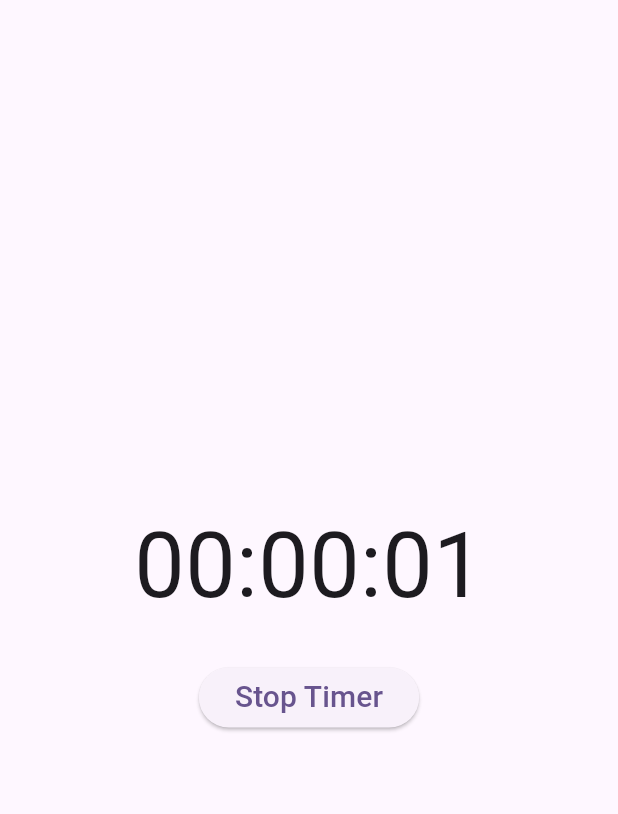
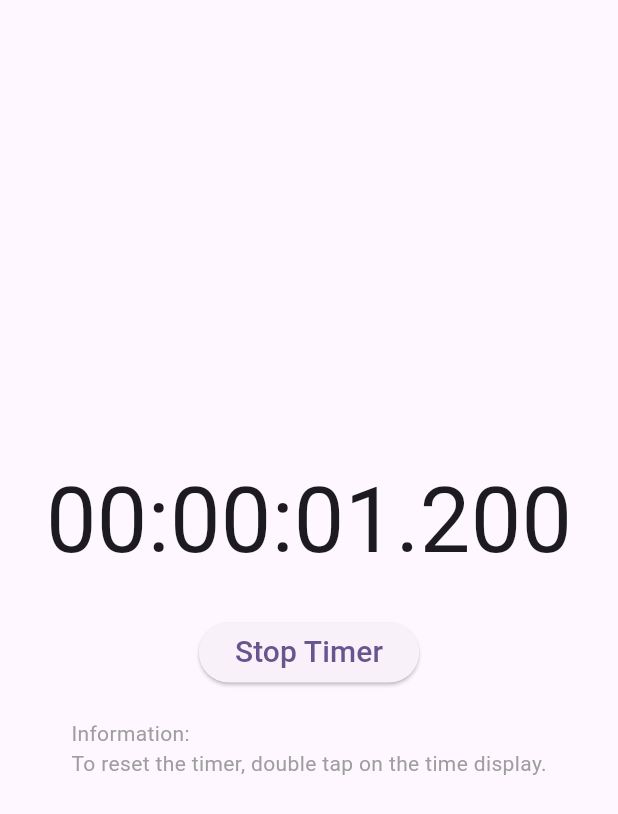
Before and after one commit to supanadit/fomoless, a Flutter app: the screen it shows after launch, after a tap on "Start Timer", on a phone screen of 412 x 824 dp. Shown: the top 814 px of the screen. Run offline on Flutter 3.47's test engine with Material 3 defaults, Android fonts, the phone set to English and light mode, and no system bars.

Commit message:
feat: add millisecond timer

```diff
--- a/lib/features/timer/presentation/page/timer_page.dart
+++ b/lib/features/timer/presentation/page/timer_page.dart
@@ -15,6 +15,7 @@ class _TimerPageState extends State<TimerPage> {
   int hours = 0;
   int minutes = 0;
   int seconds = 0;
+  int milliseconds = 0;
 
   bool isRunning = false;
   Timer? _timer;
@@ -29,9 +30,13 @@ class _TimerPageState extends State<TimerPage> {
       setState(() {
         isRunning = true;
       });
-      _timer = Timer.periodic(const Duration(seconds: 1), (timer) {
+      _timer = Timer.periodic(const Duration(milliseconds: 10), (timer) {
         setState(() {
+          milliseconds += 10;
+          if (milliseconds >= 1000) {
+            milliseconds = 0;
             seconds++;
+          }
           if (seconds >= 60) {
             seconds = 0;
             minutes++;
@@ -43,6 +48,17 @@ class _TimerPageState extends State<TimerPage> {
         });
       });
     }
+  }
+
+  void resetTimer() {
+    _timer?.cancel();
+    setState(() {
+      hours = 0;
+      minutes = 0;
+      seconds = 0;
+      milliseconds = 0;
+      isRunning = false;
+    });
   }
 
   @override
@@ -60,7 +76,9 @@ class _TimerPageState extends State<TimerPage> {
         child: Column(
           mainAxisAlignment: MainAxisAlignment.center,
           children: [
-            Row(
+            GestureDetector(
+              onDoubleTap: resetTimer,
+              child: Row(
                 mainAxisAlignment: MainAxisAlignment.center,
                 crossAxisAlignment: CrossAxisAlignment.center,
                 children: [
@@ -78,7 +96,13 @@ class _TimerPageState extends State<TimerPage> {
                     twoDigits(seconds),
                     style: const TextStyle(fontSize: fontSizeTime),
                   ),
+                  const Text(".", style: TextStyle(fontSize: fontSizeTime)),
+                  Text(
+                    milliseconds.toString().padLeft(3, '0'),
+                    style: const TextStyle(fontSize: fontSizeTime),
+                  ),
                 ],
+              ),
             ),
             const SizedBox(height: 20),
             ElevatedButton(
@@ -88,6 +112,19 @@ class _TimerPageState extends State<TimerPage> {
                 style: const TextStyle(fontSize: 20.0),
               ),
             ),
+            const SizedBox(height: 20),
+            Column(
+              mainAxisAlignment: MainAxisAlignment.start,
+              crossAxisAlignment: CrossAxisAlignment.start,
+              children: [
+                // Light gray text for information
+                Text("Information:", style: TextStyle(color: Colors.grey)),
+                Text(
+                  "To reset the timer, double tap on the time display.",
+                  style: TextStyle(color: Colors.grey),
+                ),
+              ],
+            ),
           ],
         ),
       ),
```
Lines whose indentation alone changed are shown as unchanged.
